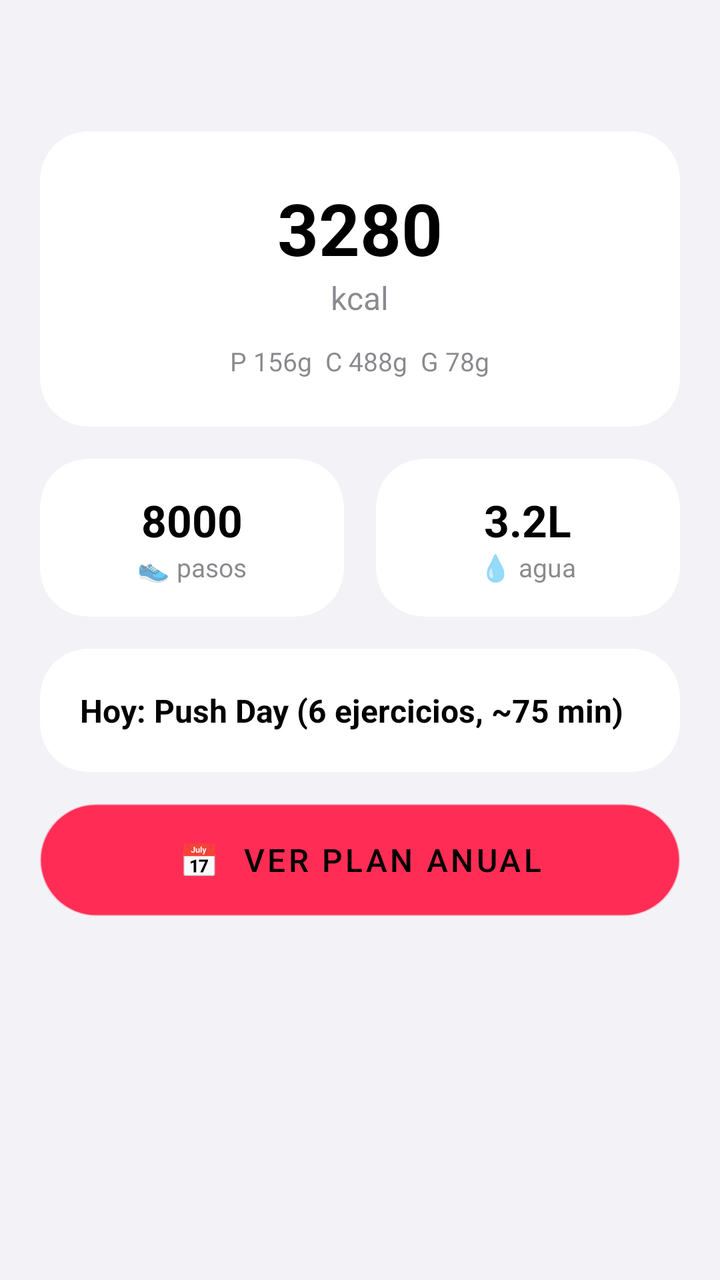
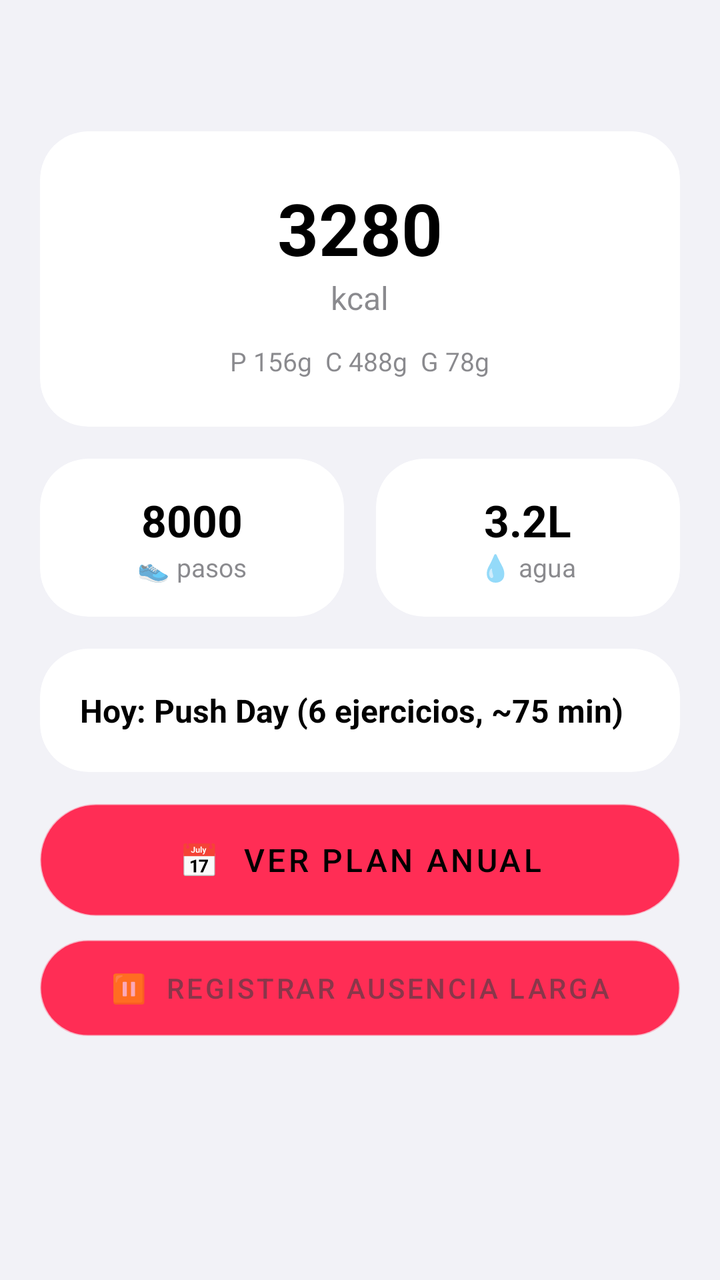

Compare the two renders of this Android layout. The source of the first and the diff that turns it into the second are given below.
<!-- AndroidManifest.xml: application theme Theme.FitBase -->
<!-- res/layout/activity_home.xml -->
<?xml version="1.0" encoding="utf-8"?>
<ScrollView xmlns:android="http://schemas.android.com/apk/res/android"
    xmlns:app="http://schemas.android.com/apk/res-auto"
    android:layout_width="match_parent"
    android:layout_height="match_parent"
    android:background="@color/colorBackground"
    android:fillViewport="true">

    <LinearLayout
        android:layout_width="match_parent"
        android:layout_height="wrap_content"
        android:orientation="vertical"
        android:padding="20dp">

        
        <TextView
            android:id="@+id/bannerDemo"
            android:layout_width="match_parent"
            android:layout_height="wrap_content"
            android:background="@color/colorWarning"
            android:padding="12dp"
            android:text="🎮 MODO DEMO — Comienza el 31/08/2026"
            android:textColor="#000000"
            android:textAlignment="center"
            android:visibility="gone"
            android:layout_marginBottom="16dp" />

        
        <TextView
            android:id="@+id/tvFecha"
            android:layout_width="match_parent"
            android:layout_height="wrap_content"
            android:textColor="@color/colorTextSecondary"
            android:textSize="16sp"
            android:textAlignment="center"
            android:layout_marginBottom="24dp" />

        
        <androidx.cardview.widget.CardView
            android:layout_width="match_parent"
            android:layout_height="wrap_content"
            app:cardBackgroundColor="@color/colorSurface"
            app:cardCornerRadius="24dp"
            app:cardElevation="0dp"
            android:layout_marginBottom="16dp">

            <LinearLayout
                android:layout_width="match_parent"
                android:layout_height="wrap_content"
                android:orientation="vertical"
                android:padding="24dp"
                android:gravity="center">

                
                <TextView
                    android:id="@+id/tvCaloriasObjetivo"
                    android:layout_width="wrap_content"
                    android:layout_height="wrap_content"
                    android:text="3280"
                    android:textColor="@color/colorTextPrimary"
                    android:textSize="36sp"
                    android:textStyle="bold" />

                <TextView
                    android:layout_width="wrap_content"
                    android:layout_height="wrap_content"
                    android:text="kcal"
                    android:textColor="@color/colorTextSecondary"
                    android:textSize="16sp"
                    android:layout_marginBottom="12dp" />

                
                <TextView
                    android:id="@+id/tvMacros"
                    android:layout_width="wrap_content"
                    android:layout_height="wrap_content"
                    android:text="P 156g  C 488g  G 78g"
                    android:textColor="@color/colorTextSecondary"
                    android:textSize="13sp" />
            </LinearLayout>
        </androidx.cardview.widget.CardView>

        
        <LinearLayout
            android:layout_width="match_parent"
            android:layout_height="wrap_content"
            android:orientation="horizontal"
            android:layout_marginBottom="16dp">

            
            <androidx.cardview.widget.CardView
                android:layout_width="0dp"
                android:layout_height="wrap_content"
                android:layout_weight="1"
                app:cardBackgroundColor="@color/colorSurface"
                app:cardCornerRadius="24dp"
                app:cardElevation="0dp"
                android:layout_marginEnd="8dp">

                <LinearLayout
                    android:layout_width="match_parent"
                    android:layout_height="wrap_content"
                    android:orientation="vertical"
                    android:padding="16dp"
                    android:gravity="center">

                    <TextView
                        android:id="@+id/tvPasos"
                        android:layout_width="wrap_content"
                        android:layout_height="wrap_content"
                        android:text="8000"
                        android:textColor="@color/colorTextPrimary"
                        android:textSize="22sp"
                        android:textStyle="bold" />

                    <TextView
                        android:layout_width="wrap_content"
                        android:layout_height="wrap_content"
                        android:text="👟 pasos"
                        android:textColor="@color/colorTextSecondary"
                        android:textSize="13sp" />
                </LinearLayout>
            </androidx.cardview.widget.CardView>

            
            <androidx.cardview.widget.CardView
                android:layout_width="0dp"
                android:layout_height="wrap_content"
                android:layout_weight="1"
                app:cardBackgroundColor="@color/colorSurface"
                app:cardCornerRadius="24dp"
                app:cardElevation="0dp"
                android:layout_marginStart="8dp">

                <LinearLayout
                    android:layout_width="match_parent"
                    android:layout_height="wrap_content"
                    android:orientation="vertical"
                    android:padding="16dp"
                    android:gravity="center">

                    <TextView
                        android:id="@+id/tvAgua"
                        android:layout_width="wrap_content"
                        android:layout_height="wrap_content"
                        android:text="3.2L"
                        android:textColor="@color/colorTextPrimary"
                        android:textSize="22sp"
                        android:textStyle="bold" />

                    <TextView
                        android:layout_width="wrap_content"
                        android:layout_height="wrap_content"
                        android:text="💧 agua"
                        android:textColor="@color/colorTextSecondary"
                        android:textSize="13sp" />
                </LinearLayout>
            </androidx.cardview.widget.CardView>
        </LinearLayout>

        
        <androidx.cardview.widget.CardView
            android:layout_width="match_parent"
            android:layout_height="wrap_content"
            app:cardBackgroundColor="@color/colorSurface"
            app:cardCornerRadius="24dp"
            app:cardElevation="0dp"
            android:layout_marginBottom="16dp">

            <LinearLayout
                android:layout_width="match_parent"
                android:layout_height="wrap_content"
                android:orientation="vertical"
                android:padding="20dp">

                <TextView
                    android:id="@+id/tvSesionHoy"
                    android:layout_width="match_parent"
                    android:layout_height="wrap_content"
                    android:text="Hoy: Push Day (6 ejercicios, ~75 min)"
                    android:textColor="@color/colorTextPrimary"
                    android:textSize="16sp"
                    android:textStyle="bold" />

                
                <Button
                    android:id="@+id/btnEmpezarEntreno"
                    android:layout_width="match_parent"
                    android:layout_height="56dp"
                    android:layout_marginTop="16dp"
                    android:background="@drawable/gradient_primary_button"
                    android:text="▶  EMPEZAR ENTRENO"
                    android:textColor="#FFFFFF"
                    android:textSize="16sp"
                    android:textStyle="bold"
                    android:visibility="gone" />
            </LinearLayout>
        </androidx.cardview.widget.CardView>

        
        <Button
            android:id="@+id/btnPlanAnual"
            android:layout_width="match_parent"
            android:layout_height="56dp"
            android:background="@drawable/button_secondary"
            android:text="📅  Ver Plan Anual"
            android:textColor="@color/colorTextPrimary"
            android:textSize="16sp" />

    </LinearLayout>
</ScrollView>
<!-- resources referenced by this layout -->
<resources>
  <color name="colorBackground">#F2F2F7</color>
  <color name="colorSurface">#FFFFFF</color>
  <color name="colorTextPrimary">#000000</color>
  <color name="colorTextSecondary">#993C3C43</color>
  <color name="colorWarning">#FFD60A</color>
  <!-- drawable button_secondary (drawable) -->
  <?xml version="1.0" encoding="utf-8"?>
  <shape xmlns:android="http://schemas.android.com/apk/res/android"
      android:shape="rectangle">
      <solid android:color="@color/colorSurface" />
      <corners android:radius="100dp" />
      <stroke
          android:width="1dp"
          android:color="@color/colorSeparator" />
  </shape>
  <!-- drawable gradient_primary_button (drawable) -->
  <?xml version="1.0" encoding="utf-8"?>
  <shape xmlns:android="http://schemas.android.com/apk/res/android"
      android:shape="rectangle">
      <gradient
          android:startColor="@color/colorAccentPrimary"
          android:endColor="@color/colorAccentSecondary"
          android:angle="90" />
      <corners android:radius="100dp" />
  </shape>
  <style name="Theme.FitBase" parent="Theme.MaterialComponents.DayNight.NoActionBar">
          
          <item name="colorPrimary">@color/colorAccentPrimary</item>
          <item name="colorPrimaryVariant">@color/colorAccentSecondary</item>
          <item name="colorOnPrimary">#FFFFFF</item>
  
          
          <item name="colorSecondary">@color/colorChart</item>
          <item name="colorOnSecondary">#FFFFFF</item>
  
          
          <item name="android:colorBackground">@color/colorBackground</item>
          <item name="android:windowBackground">@color/colorBackground</item>
  
          
          <item name="android:statusBarColor">@color/colorBackground</item>
          <item name="android:navigationBarColor">@color/colorBackground</item>
  
          
          <item name="windowNoTitle">true</item>
          <item name="windowActionBar">false</item>
      </style>
  <color name="colorSeparator">#4D3C3C43</color>
  <color name="colorAccentPrimary">#FF2D55</color>
  <color name="colorAccentSecondary">#FF9500</color>
  <color name="colorChart">#5E5CE6</color>
</resources>

<!-- the commit's change to res/layout/activity_home.xml (unified diff, before → after) -->
@@ -205,7 +205,38 @@
             android:background="@drawable/button_secondary"
             android:text="📅  Ver Plan Anual"
             android:textColor="@color/colorTextPrimary"
-            android:textSize="16sp" />
+            android:textSize="16sp"
+            android:layout_marginBottom="12dp" />
+
+        
+        <LinearLayout
+            android:id="@+id/bannerAusencia"
+            android:layout_width="match_parent"
+            android:layout_height="wrap_content"
+            android:orientation="vertical"
+            android:background="@color/colorSurface"
+            android:padding="16dp"
+            android:layout_marginBottom="12dp"
+            android:visibility="gone">
+
+            <TextView
+                android:id="@+id/tvAusenciaMensaje"
+                android:layout_width="match_parent"
+                android:layout_height="wrap_content"
+                android:textColor="@color/colorWarning"
+                android:textSize="14sp"
+                android:text="No entrenaste ayer. Se redistribuye volumen." />
+        </LinearLayout>
+
+        
+        <Button
+            android:id="@+id/btnRegistrarAusencia"
+            android:layout_width="match_parent"
+            android:layout_height="48dp"
+            android:background="@drawable/button_secondary"
+            android:text="⏸  Registrar ausencia larga"
+            android:textColor="@color/colorTextSecondary"
+            android:textSize="14sp" />
 
     </LinearLayout>
 </ScrollView>
